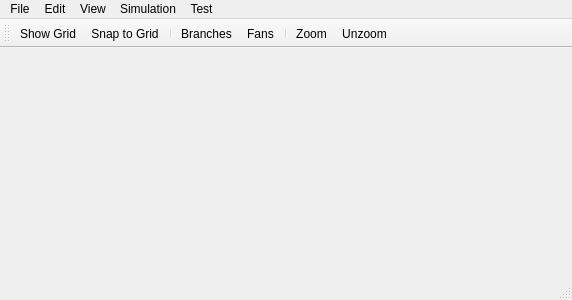
First picture: the form in dpss/src/ds/mainwindow.ui, repository ArsMasiuk/DPSE, before the edit.
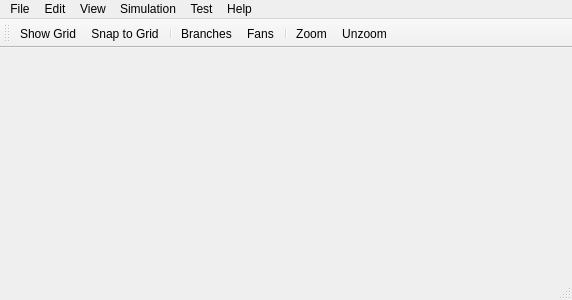
Second picture: the form after the edit. Icons and pictures are not drawn.

```diff
--- a/dpss/src/ds/mainwindow.ui
+++ b/dpss/src/ds/mainwindow.ui
@@ -64,11 +64,18 @@
     <addaction name="actionMPI_Sch"/>
     <addaction name="actionGraph_OM"/>
    </widget>
+   <widget class="QMenu" name="menuHep">
+    <property name="title">
+     <string>Help</string>
+    </property>
+    <addaction name="actionAbout"/>
+   </widget>
    <addaction name="menuFile"/>
    <addaction name="menuEdit"/>
    <addaction name="menuView"/>
    <addaction name="menuSimulation"/>
    <addaction name="menuTest"/>
+   <addaction name="menuHep"/>
   </widget>
   <widget class="QToolBar" name="mainToolBar">
    <property name="toolButtonStyle">
```
Left out of the diff: 7 changed lines with no effect on the pictures.
